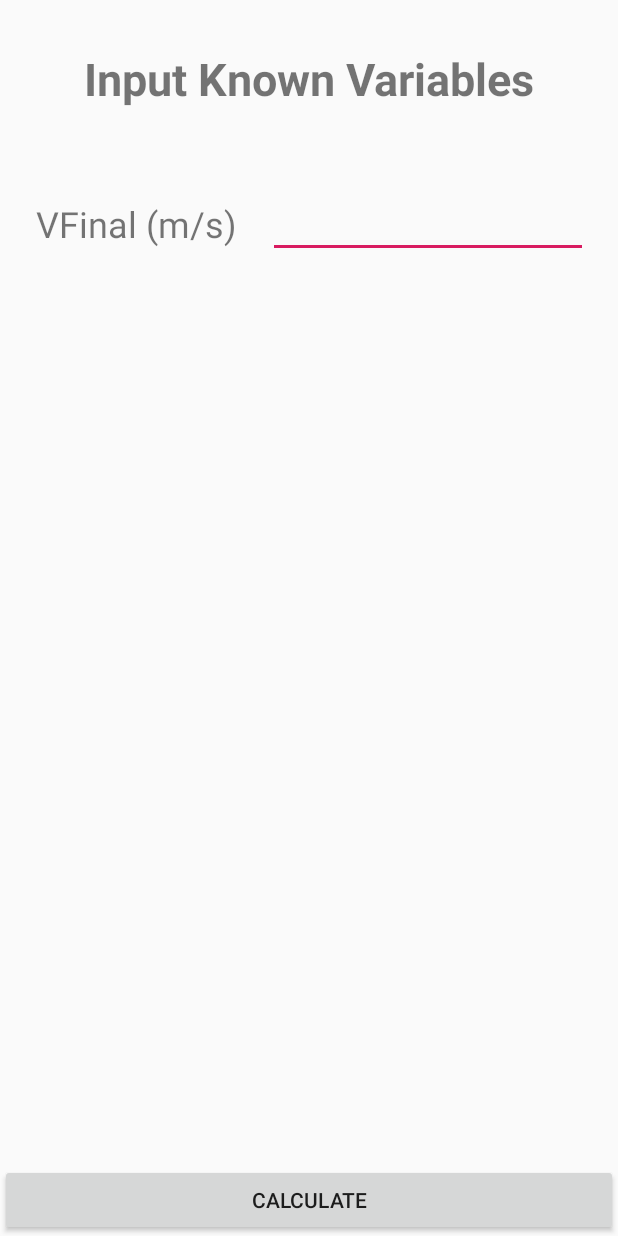
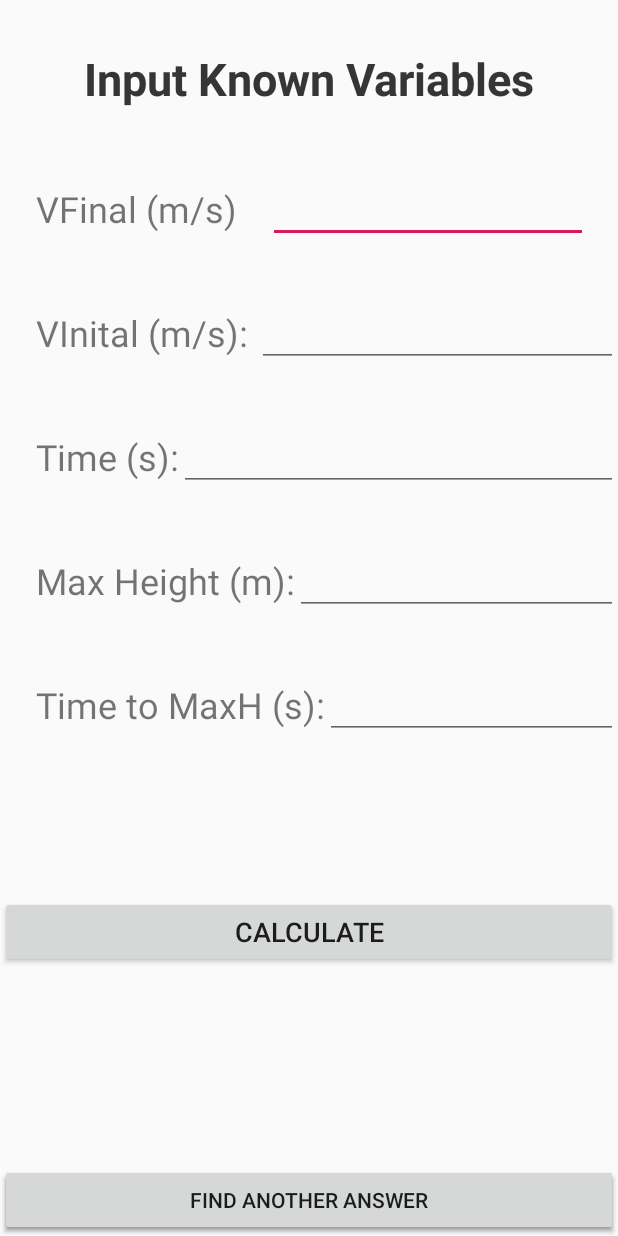
Before and after one commit to arikamat/Formulae, an Android app: the layout activity_free_fall_front.xml on its own in the app's theme, with its tools: preview values and no code run, on a phone screen of 412 x 824 dp. Run offline under Robolectric (Android 15) with nearby library versions, the phone set to English and light mode, and no system bars.

Commit message:
I did the UI for free fall

```diff
--- a/app/src/main/res/layout/activity_free_fall_front.xml
+++ b/app/src/main/res/layout/activity_free_fall_front.xml
@@ -29,25 +29,155 @@
         app:layout_constraintStart_toStartOf="parent" />
 
     <TextView
-        android:id="@+id/textView7"
+        android:id="@+id/VFinalText"
         android:layout_width="wrap_content"
         android:layout_height="wrap_content"
         android:layout_marginStart="24dp"
-        android:layout_marginTop="60dp"
+        android:layout_marginTop="50dp"
         android:text="VFinal (m/s)"
         android:textSize="24sp"
         app:layout_constraintStart_toStartOf="parent"
         app:layout_constraintTop_toBottomOf="@+id/knowVariableText" />
 
     <EditText
-        android:id="@+id/editText3"
+        android:id="@+id/VFinalUser"
         android:layout_width="wrap_content"
         android:layout_height="wrap_content"
         android:ems="10"
         android:inputType="numberDecimal"
-        app:layout_constraintBottom_toBottomOf="@+id/textView7"
+        app:layout_constraintBottom_toBottomOf="@+id/VFinalText"
         app:layout_constraintEnd_toEndOf="parent"
-        app:layout_constraintStart_toEndOf="@+id/textView7"
-        app:layout_constraintTop_toTopOf="@+id/textView7" />
+        app:layout_constraintStart_toEndOf="@+id/VFinalText"
+        app:layout_constraintTop_toTopOf="@+id/VFinalText" />
+
+    <TextView
+        android:id="@+id/TimeText"
+        android:layout_width="wrap_content"
+        android:layout_height="wrap_content"
+        android:layout_marginStart="24dp"
+        android:layout_marginTop="50dp"
+        android:text="Time (s):"
+        android:textSize="24sp"
+        app:layout_constraintStart_toStartOf="parent"
+        app:layout_constraintTop_toBottomOf="@+id/VInitalText" />
+
+    <TextView
+        android:id="@+id/KnownVar"
+        android:layout_width="wrap_content"
+        android:layout_height="wrap_content"
+        android:layout_marginTop="32dp"
+        android:text="Input Known Variables"
+        android:textSize="30sp"
+        android:textStyle="bold"
+        app:layout_constraintEnd_toEndOf="parent"
+        app:layout_constraintStart_toStartOf="parent"
+        app:layout_constraintTop_toTopOf="parent" />
+
+    <TextView
+        android:id="@+id/VInitalText"
+        android:layout_width="wrap_content"
+        android:layout_height="wrap_content"
+        android:layout_marginStart="24dp"
+        android:layout_marginTop="50dp"
+        android:text="VInital (m/s): "
+        android:textSize="24sp"
+        app:layout_constraintStart_toStartOf="parent"
+        app:layout_constraintTop_toBottomOf="@+id/VFinalText" />
+
+    <TextView
+    android:id="@+id/MaxHText"
+    android:layout_width="wrap_content"
+    android:layout_height="wrap_content"
+    android:layout_marginStart="24dp"
+    android:layout_marginTop="50dp"
+    android:text="Max Height (m):"
+    android:textSize="24sp"
+    app:layout_constraintStart_toStartOf="parent"
+    app:layout_constraintTop_toBottomOf="@+id/TimeText" />
+
+    <TextView
+        android:id="@+id/TimeMaxHText"
+        android:layout_width="wrap_content"
+        android:layout_height="wrap_content"
+        android:layout_marginStart="24dp"
+        android:layout_marginTop="50dp"
+        android:text="Time to MaxH (s):"
+        android:textSize="24sp"
+        app:layout_constraintStart_toStartOf="parent"
+        app:layout_constraintTop_toBottomOf="@+id/MaxHText" />
+
+
+
+
+    <EditText
+        android:id="@+id/VInitalUser"
+        android:layout_width="0dp"
+        android:layout_height="wrap_content"
+        android:ems="10"
+        android:inputType="numberDecimal"
+        android:text=""
+        app:layout_constraintBottom_toBottomOf="@+id/VInitalText"
+        app:layout_constraintEnd_toEndOf="parent"
+        app:layout_constraintStart_toEndOf="@+id/VInitalText"
+        app:layout_constraintTop_toTopOf="@+id/VInitalText" />
+
+    <EditText
+        android:id="@+id/TimeUser"
+        android:layout_width="0dp"
+        android:layout_height="wrap_content"
+        android:ems="10"
+        android:inputType="numberDecimal"
+        android:text=""
+        app:layout_constraintBottom_toBottomOf="@+id/TimeText"
+        app:layout_constraintEnd_toEndOf="parent"
+        app:layout_constraintStart_toEndOf="@+id/TimeText"
+        app:layout_constraintTop_toTopOf="@+id/TimeText" />
+
+    <EditText
+        android:id="@+id/MaxHUser"
+        android:layout_width="0dp"
+        android:layout_height="wrap_content"
+        android:ems="10"
+        android:inputType="numberDecimal"
+        android:text=""
+        app:layout_constraintBottom_toBottomOf="@+id/MaxHText"
+        app:layout_constraintEnd_toEndOf="parent"
+        app:layout_constraintStart_toEndOf="@+id/MaxHText"
+        app:layout_constraintTop_toTopOf="@+id/MaxHText" />
+
+    <EditText
+        android:id="@+id/TimeMaxHUser"
+        android:layout_width="0dp"
+        android:layout_height="wrap_content"
+        android:ems="10"
+        android:inputType="numberDecimal"
+        android:text=""
+        app:layout_constraintBottom_toBottomOf="@+id/TimeMaxHText"
+        app:layout_constraintEnd_toEndOf="parent"
+        app:layout_constraintStart_toEndOf="@+id/TimeMaxHText"
+        app:layout_constraintTop_toTopOf="@+id/TimeMaxHText" />
+
+
+    <Button
+        android:id="@+id/calculateBtn"
+        android:layout_width="0dp"
+        android:layout_height="wrap_content"
+        android:text="Calculate"
+        android:textSize="18sp"
+        app:layout_constraintBottom_toBottomOf="parent"
+        app:layout_constraintEnd_toEndOf="parent"
+        app:layout_constraintHorizontal_bias="0.0"
+        app:layout_constraintStart_toStartOf="parent"
+        app:layout_constraintTop_toBottomOf="@+id/TimeMaxHText"
+        app:layout_constraintVertical_bias="0.385" />
+
+    <Button
+        android:id="@+id/Again"
+        android:layout_width="0dp"
+        android:layout_height="wrap_content"
+        android:text="Find Another Answer"
+        app:layout_constraintBottom_toBottomOf="parent"
+        app:layout_constraintEnd_toEndOf="parent"
+        app:layout_constraintStart_toStartOf="parent" />
 
 </androidx.constraintlayout.widget.ConstraintLayout>
```
